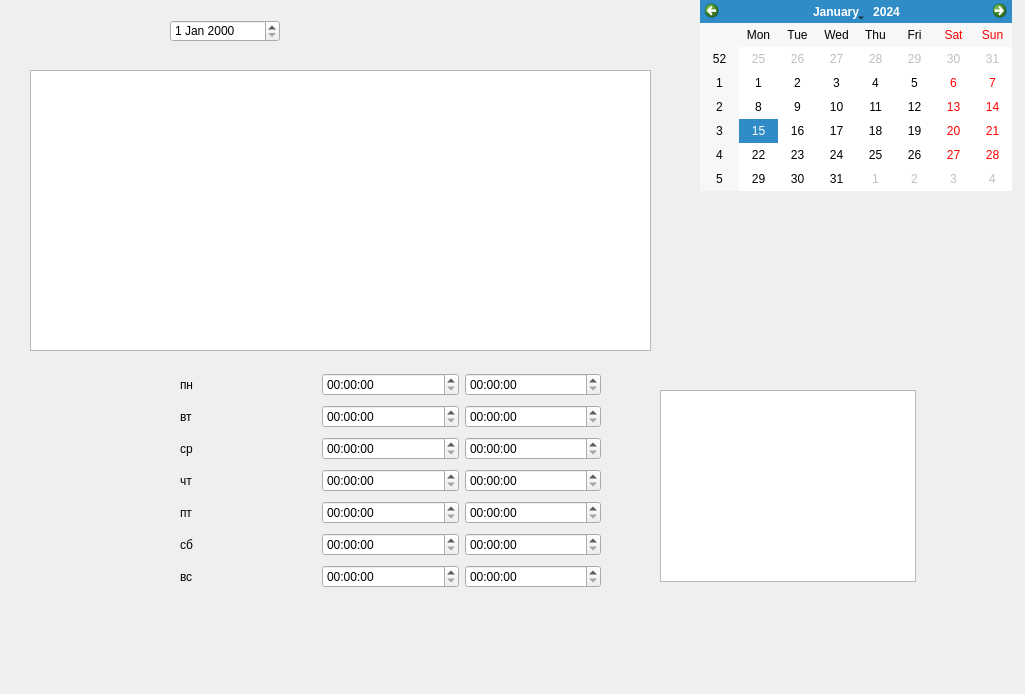
Above: LikatorJurnal/jurnal.ui from yrasik1986/Likator before the change. Below: the same form after it.
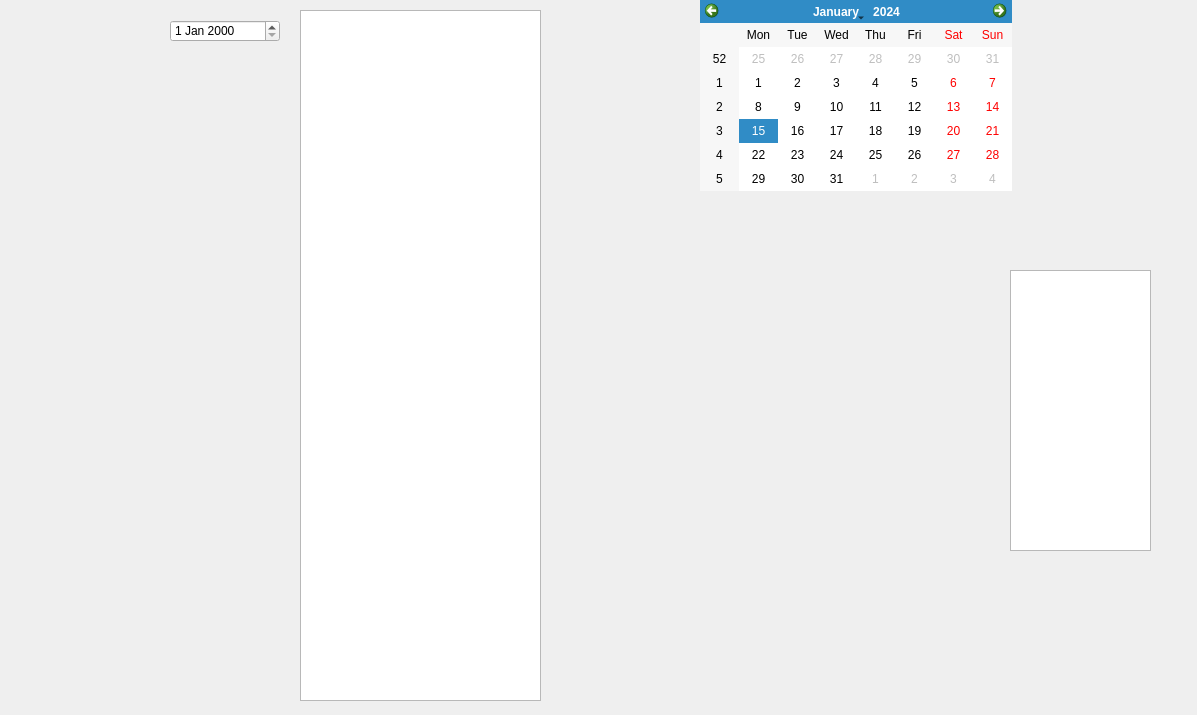
That is the form after the change.

```diff
--- a/LikatorJurnal/jurnal.ui
+++ b/LikatorJurnal/jurnal.ui
@@ -6,8 +6,8 @@
    <rect>
     <x>0</x>
     <y>0</y>
-    <width>1025</width>
-    <height>694</height>
+    <width>1197</width>
+    <height>715</height>
    </rect>
   </property>
   <property name="windowTitle">
@@ -36,151 +36,20 @@
   <widget class="QTableView" name="tableView">
    <property name="geometry">
     <rect>
-     <x>30</x>
-     <y>70</y>
-     <width>621</width>
+     <x>1010</x>
+     <y>270</y>
+     <width>141</width>
      <height>281</height>
     </rect>
    </property>
   </widget>
-  <widget class="QWidget" name="verticalLayoutWidget">
+  <widget class="QTableWidget" name="tableWidgeWorkday">
    <property name="geometry">
     <rect>
-     <x>180</x>
-     <y>370</y>
-     <width>421</width>
-     <height>223</height>
-    </rect>
-   </property>
-   <layout class="QVBoxLayout" name="verticalLayout">
-    <item>
-     <layout class="QHBoxLayout" name="horizontalLayout">
-      <item>
-       <widget class="QLabel" name="label">
-        <property name="text">
-         <string>пн</string>
-        </property>
-       </widget>
-      </item>
-      <item>
-       <widget class="QTimeEdit" name="timeEdit"/>
-      </item>
-      <item>
-       <widget class="QTimeEdit" name="timeEdit_2"/>
-      </item>
-     </layout>
-    </item>
-    <item>
-     <layout class="QHBoxLayout" name="horizontalLayout_2">
-      <item>
-       <widget class="QLabel" name="label_2">
-        <property name="text">
-         <string>вт</string>
-        </property>
-       </widget>
-      </item>
-      <item>
-       <widget class="QTimeEdit" name="timeEdit_3"/>
-      </item>
-      <item>
-       <widget class="QTimeEdit" name="timeEdit_4"/>
-      </item>
-     </layout>
-    </item>
-    <item>
-     <layout class="QHBoxLayout" name="horizontalLayout_3">
-      <item>
-       <widget class="QLabel" name="label_3">
-        <property name="text">
-         <string>ср</string>
-        </property>
-       </widget>
-      </item>
-      <item>
-       <widget class="QTimeEdit" name="timeEdit_5"/>
-      </item>
-      <item>
-       <widget class="QTimeEdit" name="timeEdit_6"/>
-      </item>
-     </layout>
-    </item>
-    <item>
-     <layout class="QHBoxLayout" name="horizontalLayout_4">
-      <item>
-       <widget class="QLabel" name="label_4">
-        <property name="text">
-         <string>чт</string>
-        </property>
-       </widget>
-      </item>
-      <item>
-       <widget class="QTimeEdit" name="timeEdit_7"/>
-      </item>
-      <item>
-       <widget class="QTimeEdit" name="timeEdit_8"/>
-      </item>
-     </layout>
-    </item>
-    <item>
-     <layout class="QHBoxLayout" name="horizontalLayout_5">
-      <item>
-       <widget class="QLabel" name="label_5">
-        <property name="text">
-         <string>пт</string>
-        </property>
-       </widget>
-      </item>
-      <item>
-       <widget class="QTimeEdit" name="timeEdit_9"/>
-      </item>
-      <item>
-       <widget class="QTimeEdit" name="timeEdit_10"/>
-      </item>
-     </layout>
-    </item>
-    <item>
-     <layout class="QHBoxLayout" name="horizontalLayout_6">
-      <item>
-       <widget class="QLabel" name="label_6">
-        <property name="text">
-         <string>сб</string>
-        </property>
-       </widget>
-      </item>
-      <item>
-       <widget class="QTimeEdit" name="timeEdit_11"/>
-      </item>
-      <item>
-       <widget class="QTimeEdit" name="timeEdit_12"/>
-      </item>
-     </layout>
-    </item>
-    <item>
-     <layout class="QHBoxLayout" name="horizontalLayout_7">
-      <item>
-       <widget class="QLabel" name="label_7">
-        <property name="text">
-         <string>вс</string>
-        </property>
-       </widget>
-      </item>
-      <item>
-       <widget class="QTimeEdit" name="timeEdit_13"/>
-      </item>
-      <item>
-       <widget class="QTimeEdit" name="timeEdit_14"/>
-      </item>
-     </layout>
-    </item>
-   </layout>
-  </widget>
-  <widget class="QListView" name="listViewMasters">
-   <property name="geometry">
-    <rect>
-     <x>660</x>
-     <y>390</y>
-     <width>256</width>
-     <height>192</height>
+     <x>300</x>
+     <y>10</y>
+     <width>241</width>
+     <height>691</height>
     </rect>
    </property>
   </widget>
```
